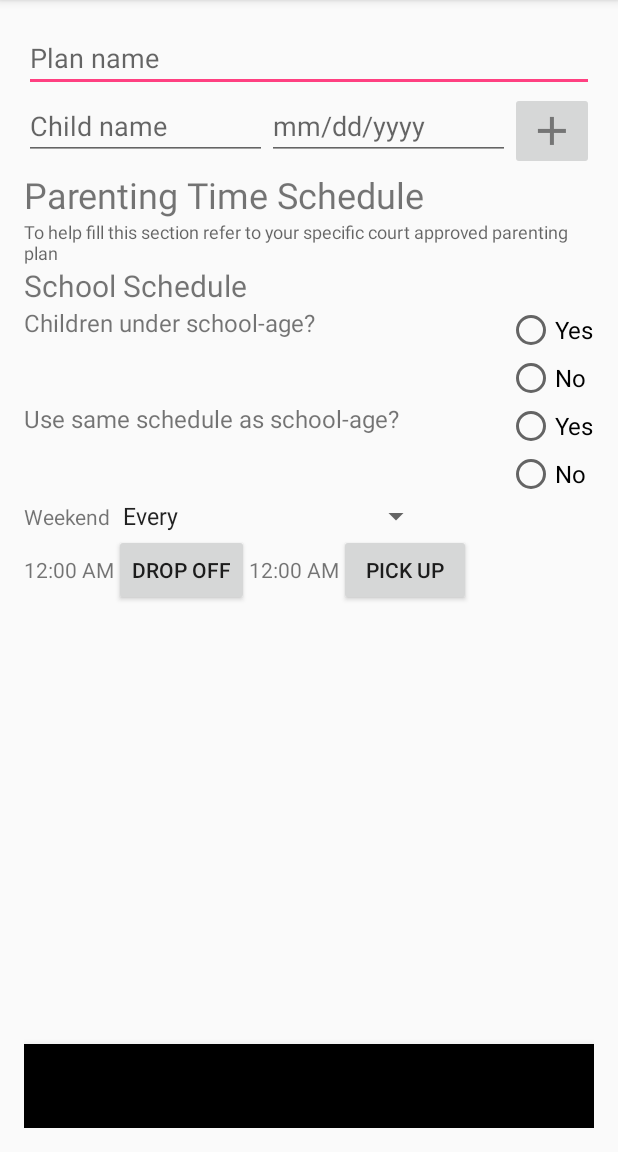
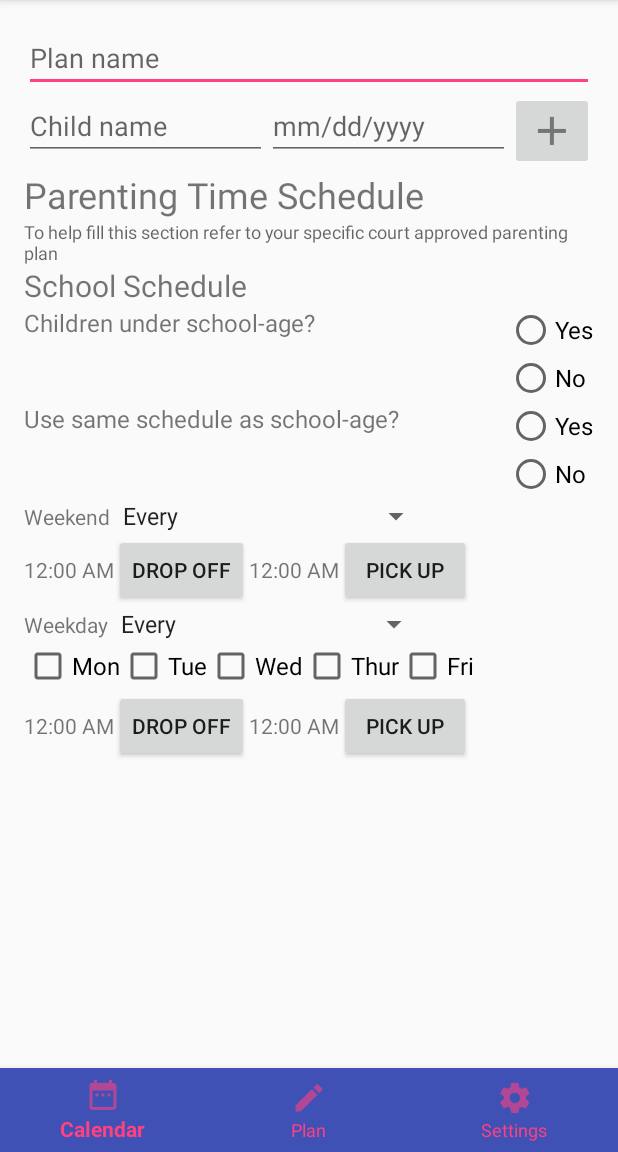
Before and after one commit to nica18morena/GardianO, an Android app: the screen it shows after launch (ParentingPlanSetup), on a phone screen of 412 x 824 dp, the part 84-1236 px from its top. Run offline under Robolectric (Android 15) with nearby library versions, the phone set to English and light mode, and no system bars.

Commit message:
Completed school schedule under school-age sections. Havent hooked the sections into events. Also added scrolling, but not enough UI elements yet to scroll. Bottom navigation bar is visible with icon's and text.

```diff
--- a/app/src/main/java/com/example/jessi/guardiano/ParentingPlanSetup.java
+++ b/app/src/main/java/com/example/jessi/guardiano/ParentingPlanSetup.java
@@ -6,9 +6,12 @@ import java.util.List;
 
 import android.app.Dialog;
 import android.app.TimePickerDialog;
+import android.support.annotation.NonNull;
+import android.support.design.widget.BottomNavigationView;
 import android.support.v4.app.DialogFragment;
 import android.support.v7.app.AppCompatActivity;
 import android.os.Bundle;
+import android.view.MenuItem;
 import android.view.View;
 import android.widget.AdapterView;
 import android.widget.ArrayAdapter;
@@ -18,7 +21,7 @@ import android.widget.TextView;
 import android.widget.TimePicker;
 import android.widget.Toast;
 import android.widget.AdapterView.OnItemSelectedListener;
-
+//TODO: code clean up
 public class ParentingPlanSetup extends AppCompatActivity implements AdapterView.OnItemSelectedListener{
 
     private TextView weekendDropOffTimeText, weekendPickUpTimeText;
@@ -30,35 +33,50 @@ public class ParentingPlanSetup extends AppCompatActivity implements AdapterView
     protected void onCreate(Bundle savedInstanceState) {
         super.onCreate(savedInstanceState);
         setContentView(R.layout.activity_parenting_plan_setup);
-
+        //TODO:Remove redundant code
         // Spinner element
-        Spinner spinner = (Spinner) findViewById(R.id.spinner_weekend_options);
+        Spinner spinnerWeekend = (Spinner) findViewById(R.id.spinner_weekend_options);
+        Spinner spinnerWeekday = (Spinner) findViewById(R.id.spinner_weekday_options);
 
         // Spinner click listener
-        spinner.setOnItemSelectedListener(this);
+        spinnerWeekend.setOnItemSelectedListener(this);
+        spinnerWeekday.setOnItemSelectedListener(this);
 
         // Spinner Drop down elements
-        List<String> categories = new ArrayList<String>();
-        categories.add("Every");
-        categories.add("Every other");
-        categories.add("First wknd of mos");
-        categories.add("Second wknd of mos");
-        categories.add("Third wknd of mos");
-        categories.add("Fourth wknd of mos");
-        categories.add("Fifth wknd of mos");
-        categories.add("None");
+        List<String> categoriesWeekend = new ArrayList<String>();
+        categoriesWeekend.add("Every");
+        categoriesWeekend.add("Every other");
+        categoriesWeekend.add("First wknd of mos");
+        categoriesWeekend.add("Second wknd of mos");
+        categoriesWeekend.add("Third wknd of mos");
+        categoriesWeekend.add("Fourth wknd of mos");
+        categoriesWeekend.add("Fifth wknd of mos");
+        categoriesWeekend.add("None");
+
+        List<String> categoriesWeekdays = new ArrayList<String>();
+        categoriesWeekdays.add("Every");
+        categoriesWeekdays.add("Every other");
+        categoriesWeekdays.add("First week of mos");
+        categoriesWeekdays.add("Second week of mos");
+        categoriesWeekdays.add("Third week of mos");
+        categoriesWeekdays.add("Fourth week of mos");
+        categoriesWeekdays.add("Fifth week of mos");
+        categoriesWeekdays.add("None");
 
         // Creating adapter for spinner
-        ArrayAdapter<String> dataAdapter = new ArrayAdapter<String>(this, android.R.layout.simple_spinner_item, categories);
+        ArrayAdapter<String> dataAdapterWeekend = new ArrayAdapter<String>(this, android.R.layout.simple_spinner_item, categoriesWeekend);
+        ArrayAdapter<String> dataAdapterWeekday = new ArrayAdapter<String>(this, android.R.layout.simple_spinner_item, categoriesWeekdays);
 
         // Drop down layout style - list view with radio button
-        dataAdapter.setDropDownViewResource(android.R.layout.simple_spinner_dropdown_item);
+        dataAdapterWeekend.setDropDownViewResource(android.R.layout.simple_spinner_dropdown_item);
+        dataAdapterWeekday.setDropDownViewResource(android.R.layout.simple_spinner_dropdown_item);
 
         // attaching data adapter to spinner
-        spinner.setAdapter(dataAdapter);
+        spinnerWeekend.setAdapter(dataAdapterWeekend);
+        spinnerWeekday.setAdapter(dataAdapterWeekend);
 
-        //call date time pickers
-        //addListeneronButton();
+        //call bottom navigation
+        //bottomNavigationViewListener();
     }
 
     @Override
@@ -76,6 +94,41 @@ public class ParentingPlanSetup extends AppCompatActivity implements AdapterView
     public void showTimePickerDialog(View v) {
         DialogFragment newFragment = new TimePickerFragment();
         newFragment.show(getSupportFragmentManager(), "timePicker");
+    }
+
+    public void bottomNavigationViewListener() {
+        //TODO: get the cases to call different Activity (pages)
+        final TextView textCalendar = (TextView) findViewById(R.id.action_calendar);
+        final TextView textPlan = (TextView) findViewById(R.id.action_plan);
+        final TextView textSettings = (TextView) findViewById(R.id.action_settings);
+
+        BottomNavigationView bottomNavigationView = (BottomNavigationView)
+                findViewById(R.id.navigation);
+
+        bottomNavigationView.setOnNavigationItemSelectedListener(
+                new BottomNavigationView.OnNavigationItemSelectedListener() {
+                    @Override
+                    public boolean onNavigationItemSelected(@NonNull MenuItem item) {
+                        switch (item.getItemId()) {
+                            case R.id.action_calendar:
+                                textCalendar.setVisibility(View.VISIBLE);
+                                textPlan.setVisibility(View.GONE);
+                                textSettings.setVisibility(View.GONE);
+                                break;
+                            case R.id.action_plan:
+                                textCalendar.setVisibility(View.GONE);
+                                textPlan.setVisibility(View.VISIBLE);
+                                textSettings.setVisibility(View.GONE);
+                                break;
+                            case R.id.action_settings:
+                                textCalendar.setVisibility(View.GONE);
+                                textPlan.setVisibility(View.GONE);
+                                textSettings.setVisibility(View.VISIBLE);
+                                break;
+                        }
+                        return true;
+                    }
+                });
     }
 
     /*public void addListeneronButton(){
--- a/app/src/main/java/com/example/jessi/guardiano/TimePickerFragment.java
+++ b/app/src/main/java/com/example/jessi/guardiano/TimePickerFragment.java
@@ -40,6 +40,6 @@ public class TimePickerFragment extends DialogFragment
         pickerMin = minute;
 
         TextView tv = (TextView) getActivity().findViewById(R.id.text_drop_off);
-        tv.setText(String.valueOf(hourOfDay) +":" + String.valueOf(minute) + " "+ am_pm);
+        tv.setText(String.valueOf(pickerHour) +":" + String.valueOf(pickerMin) + " "+ am_pm);
     }
 }
--- a/app/src/main/res/layout/activity_parenting_plan_setup.xml
+++ b/app/src/main/res/layout/activity_parenting_plan_setup.xml
@@ -1,16 +1,20 @@
 <?xml version="1.0" encoding="utf-8"?>
 <RelativeLayout xmlns:android="http://schemas.android.com/apk/res/android"
+    xmlns:app="http://schemas.android.com/apk/res-auto"
     xmlns:design="http://schema.android.com/apk/res/android.support.design"
     xmlns:tools="http://schemas.android.com/tools"
     android:id="@+id/activity_parenting_plan_setup"
     android:layout_width="match_parent"
-    android:layout_height="match_parent"
-    android:paddingBottom="@dimen/activity_vertical_margin"
-    android:paddingLeft="@dimen/activity_horizontal_margin"
-    android:paddingRight="@dimen/activity_horizontal_margin"
-    android:paddingTop="@dimen/activity_vertical_margin"
+    android:layout_height="wrap_content"
     tools:context="com.example.jessi.guardiano.ParentingPlanSetup">
-
+    <!--TODO:get the right padding around app-->
+    <ScrollView
+        android:layout_width="match_parent"
+        android:layout_height="wrap_content">
+    <RelativeLayout
+        android:layout_width="match_parent"
+        android:layout_height="wrap_content"
+        android:layout_margin="16dp">
     <EditText
         android:layout_width="match_parent"
         android:layout_height="wrap_content"
@@ -156,7 +160,7 @@
             android:layout_height="wrap_content"
             android:id="@+id/spinner_weekend_options">
         </Spinner>
-</LinearLayout>
+    </LinearLayout>
 
     <LinearLayout
         android:layout_width="match_parent"
@@ -184,14 +188,104 @@
             android:layout_width="wrap_content"
             android:layout_height="wrap_content"
             android:id="@+id/button_pick_up"
-            android:text="@string/pick_up_fragment"/>
+            android:text="@string/pick_up_fragment"
+            android:onClick="showTimePickerDialog"/>
     </LinearLayout>
 
-<!--TODO:Find out how to make this display-->
+    <LinearLayout
+        android:layout_width="match_parent"
+        android:layout_height="wrap_content"
+        android:layout_below="@id/layout_wekend_time_picker"
+        android:id="@+id/layout_weekday_schedule">
+        <TextView
+            android:layout_width="wrap_content"
+            android:layout_height="wrap_content"
+            android:id="@+id/weekday"
+            android:text="@string/weekday"/>
+        <Spinner
+            android:layout_width="wrap_content"
+            android:layout_height="wrap_content"
+            android:id="@+id/spinner_weekday_options">
+        </Spinner>
+    </LinearLayout>
+    <LinearLayout
+        android:layout_width="wrap_content"
+        android:layout_height="wrap_content"
+        android:id="@+id/layout_weekday_selection"
+        android:layout_below="@id/layout_weekday_schedule"
+        android:orientation="horizontal">
+            <CheckBox
+                android:layout_width="wrap_content"
+                android:layout_height="wrap_content"
+                android:id="@+id/checkbox_Monaday"
+                android:text="@string/Monday"
+                android:textSize="16sp"/>
+            <CheckBox
+                android:layout_width="wrap_content"
+                android:layout_height="wrap_content"
+                android:id="@+id/checkbox_Tuesday"
+                android:text="@string/Tuesday"
+                android:textSize="16sp"/>
+            <CheckBox
+                android:layout_width="wrap_content"
+                android:layout_height="wrap_content"
+                android:id="@+id/checkbox_Wednesday"
+                android:text="@string/Wednesday"
+                android:textSize="16sp"/>
+            <CheckBox
+                android:layout_width="wrap_content"
+                android:layout_height="wrap_content"
+                android:id="@+id/checkbox_Thursday"
+                android:text="@string/Thursday"
+                android:textSize="16sp"/>
+            <CheckBox
+                android:layout_width="wrap_content"
+                android:layout_height="wrap_content"
+                android:id="@+id/checkbox_Friday"
+                android:text="@string/Friday"
+                android:textSize="16sp"/>
+    </LinearLayout>
+
+    <LinearLayout
+        android:layout_width="match_parent"
+        android:layout_height="wrap_content"
+        android:layout_below="@id/layout_weekday_selection"
+        android:id="@+id/layout_weekday_time_picker">
+        <TextView
+            android:layout_width="wrap_content"
+            android:layout_height="wrap_content"
+            android:id="@+id/text_drop_off_weekday"
+            android:text="@string/text_default_time"/>
+        <Button
+            android:layout_width="wrap_content"
+            android:layout_height="wrap_content"
+            android:id="@+id/button_drop_off_weekday"
+            android:text="@string/drop_off_fragment"
+            android:onClick="showTimePickerDialog"/>
+
+        <TextView
+            android:layout_width="wrap_content"
+            android:layout_height="wrap_content"
+            android:id="@+id/text_pick_up_weekday"
+            android:text="@string/text_default_time"/>
+        <Button
+            android:layout_width="wrap_content"
+            android:layout_height="wrap_content"
+            android:id="@+id/button_pick_up_weekday"
+            android:text="@string/pick_up_fragment"
+            android:onClick="showTimePickerDialog"/>
+        </LinearLayout>
+
+
+    </RelativeLayout>
+    </ScrollView>
     <android.support.design.widget.BottomNavigationView
         android:id="@+id/navigation"
         android:layout_width="match_parent"
         android:layout_height="wrap_content"
-        design:menu="@menu/navigation_items"
+        app:menu="@menu/navigation_items"
+        app:itemBackground="@color/colorPrimary"
+        app:itemIconTint="@color/colorAccent"
+        app:itemTextColor="@color/colorAccent"
         android:layout_alignParentBottom="true"/>
 </RelativeLayout>
--- a/app/src/main/res/menu/navigation_items.xml
+++ b/app/src/main/res/menu/navigation_items.xml
@@ -1,12 +1,19 @@
 <?xml version="1.0" encoding="utf-8"?>
-<menu xmlns:android="http://schemas.android.com/apk/res/android">
+<menu xmlns:android="http://schemas.android.com/apk/res/android"
+    xmlns:app="http://schemas.android.com/apk/res-auto">
     <item android:id="@+id/action_calendar"
         android:title="@string/menu_calendar"
-        android:icon="@drawable/ic_action_date_range" />
+        android:icon="@drawable/ic_action_date_range"
+        android:enabled="true"
+        app:showAsAction="ifRoom"/>
     <item android:id="@+id/action_plan"
         android:title="@string/menu_plan"
-        android:icon="@drawable/ic_action_plan" />
+        android:icon="@drawable/ic_action_plan"
+        android:enabled="true"
+        app:showAsAction="ifRoom"/>
     <item android:id="@+id/action_settings"
         android:title="@string/menu_settings"
-        android:icon="@drawable/ic_action_settings" />
+        android:icon="@drawable/ic_action_settings"
+        android:enabled="true"
+        app:showAsAction="ifRoom"/>
 </menu>
--- a/app/src/main/res/values/strings.xml
+++ b/app/src/main/res/values/strings.xml
@@ -19,5 +19,11 @@
     <string name="drop_off_fragment">Drop off</string>
     <string name="pick_up_fragment">Pick up</string>
     <string name="text_default_time">12:00 AM</string>
+    <string name="weekday">Weekday</string>
+    <string name="Monday">Mon</string>
+    <string name="Tuesday">Tue</string>
+    <string name="Wednesday">Wed</string>
+    <string name="Thursday">Thur</string>
+    <string name="Friday">Fri</string>
 
 </resources>
```
